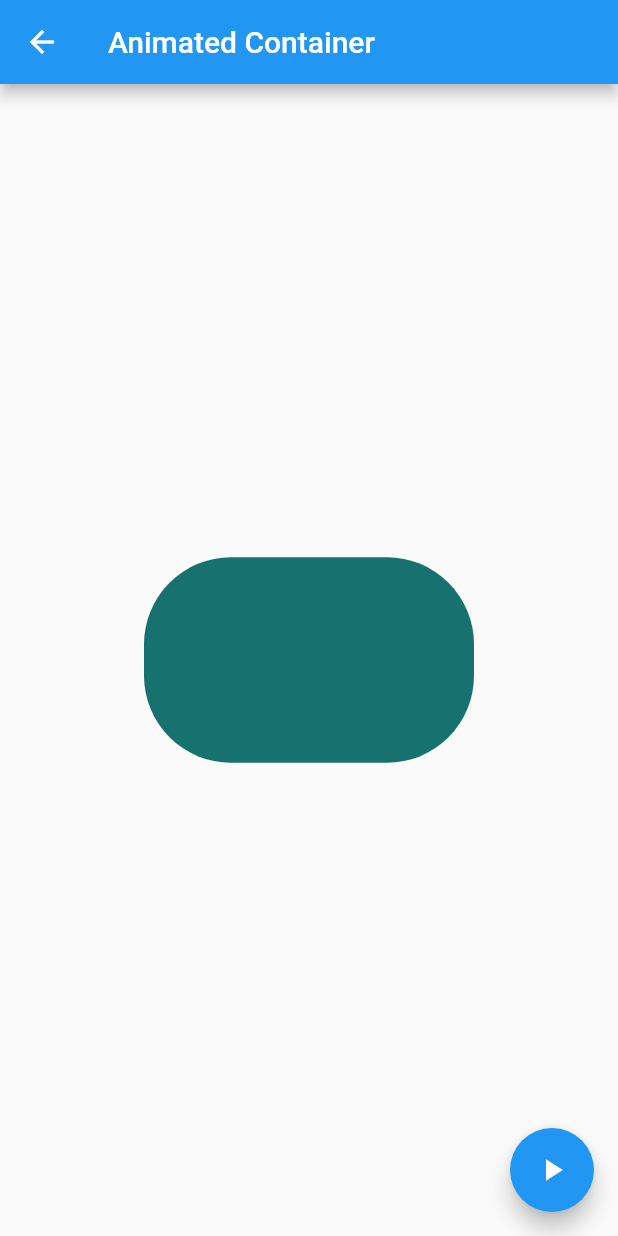
After one commit to fraluegut/first_app_flutter, a Flutter app: the AnimatedContainerPage screen opened by its route, after a tap on the "play arrow" icon, on a phone screen of 412 x 824 dp. The commit adds this screen. Run offline on Flutter 3.47's test engine with Material 2 defaults, Android fonts, the phone set to English and light mode, and no system bars.

Commit message:
AnimatedContainer

```diff
--- a/data/menu_opts.json
+++ b/data/menu_opts.json
@@ -15,6 +15,11 @@
             "ruta" : "card",
             "icon" : "folder_open",
             "texto": "Cards - Tarjetas"
+        },
+        {
+            "ruta" : "animatedContainer",
+            "icon" : "donut_large",
+            "texto": "Animated Container   "
         }
     ]
 }
--- /dev/null
+++ b/lib/src/pages/animated_container.dart
@@ -0,0 +1,52 @@
+import 'dart:math';
+
+import 'package:flutter/material.dart';
+
+class AnimatedContainerPage extends StatefulWidget {
+  @override
+  _AnimatedContainerPageState createState() => _AnimatedContainerPageState();
+}
+
+class _AnimatedContainerPageState extends State<AnimatedContainerPage> {
+  double _width = 50.0;
+  double _height = 50.0;
+  Color _color = Colors.pink;
+
+  BorderRadiusGeometry _borderRadius = BorderRadius.circular(8.0);
+
+  @override
+  Widget build(BuildContext context) {
+    return Scaffold(
+      appBar: AppBar(
+        title: Text("Animated Container"),
+      ),
+      body: Center(
+          child: AnimatedContainer(
+            duration: Duration(seconds: 1),
+            curve: Curves.bounceInOut,
+        width: _width,
+        height: _height,
+        decoration: BoxDecoration(
+          borderRadius: _borderRadius,
+          color: _color,
+        ),
+      )),
+      floatingActionButton: FloatingActionButton(
+        child: Icon(Icons.play_arrow),
+        onPressed: _cambiarForma,
+      ),
+    );
+  }
+
+  void _cambiarForma() {
+    final random = Random();
+
+    setState(() {
+      _width = random.nextInt(300).toDouble();
+      _height = random.nextInt(300).toDouble();
+      _color = Color.fromRGBO(
+          random.nextInt(255), random.nextInt(255), random.nextInt(255), 1);
+      _borderRadius = BorderRadius.circular(random.nextInt(100).toDouble());
+    });
+  }
+}
--- a/lib/src/routes/routes.dart
+++ b/lib/src/routes/routes.dart
@@ -1,4 +1,5 @@
 import 'package:componentes/src/pages/alert_page.dart';
+import 'package:componentes/src/pages/animated_container.dart';
 import 'package:componentes/src/pages/avatar_page.dart';
 import 'package:componentes/src/pages/card_page.dart';
 import 'package:componentes/src/pages/home_page.dart';
@@ -10,5 +11,6 @@ Map<String, WidgetBuilder> getApplicationRoutes() {
     'alert': (BuildContext context) => AlertPage(),
     'avatar': (BuildContext context) => AvatarPage(),
     'card': (BuildContext context) => CardPage(),
+    'animatedContainer': (BuildContext context) => AnimatedContainerPage(),
   };
 }
--- a/lib/src/utils/icono_string_util.dart
+++ b/lib/src/utils/icono_string_util.dart
@@ -4,6 +4,7 @@ final _icons = <String, IconData>{
   'add_alert': Icons.add_alert,
   'accessibility': Icons.accessibility,
   'folder_open': Icons.folder_open,
+  'donut_large': Icons.donut_large
 };
 
 Icon getIcon(String nombreIcono) {
```
Also changed, not shown: lib/src/pages/avatar_page.dart (+24 -0 lines), 1 other file.
